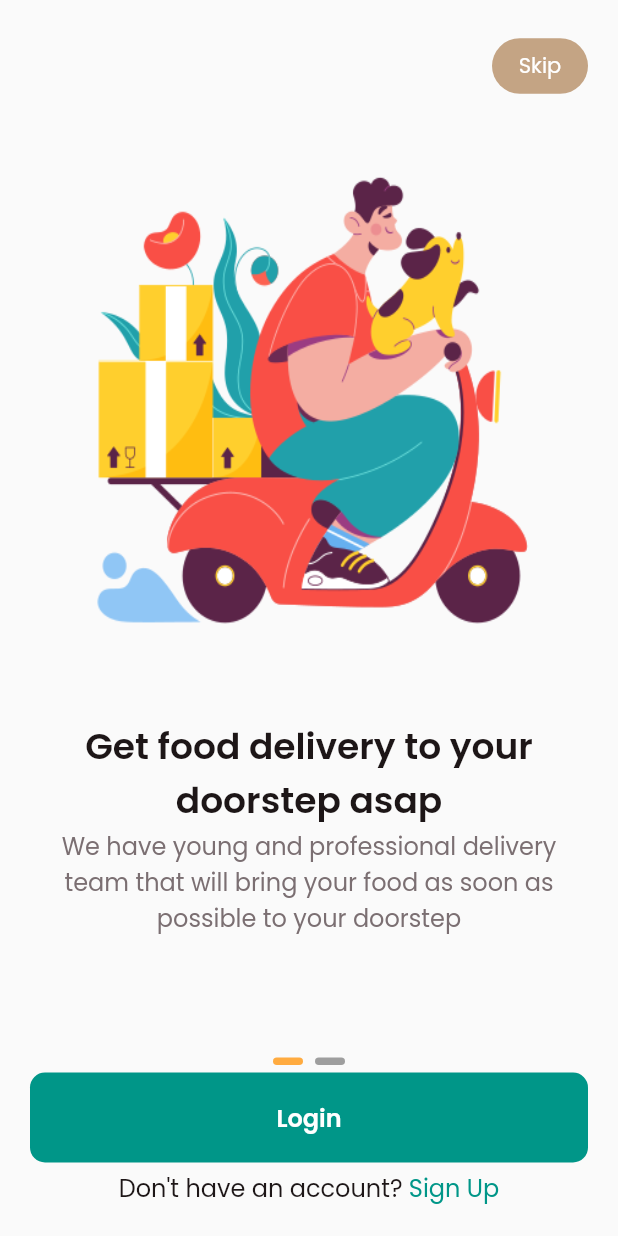
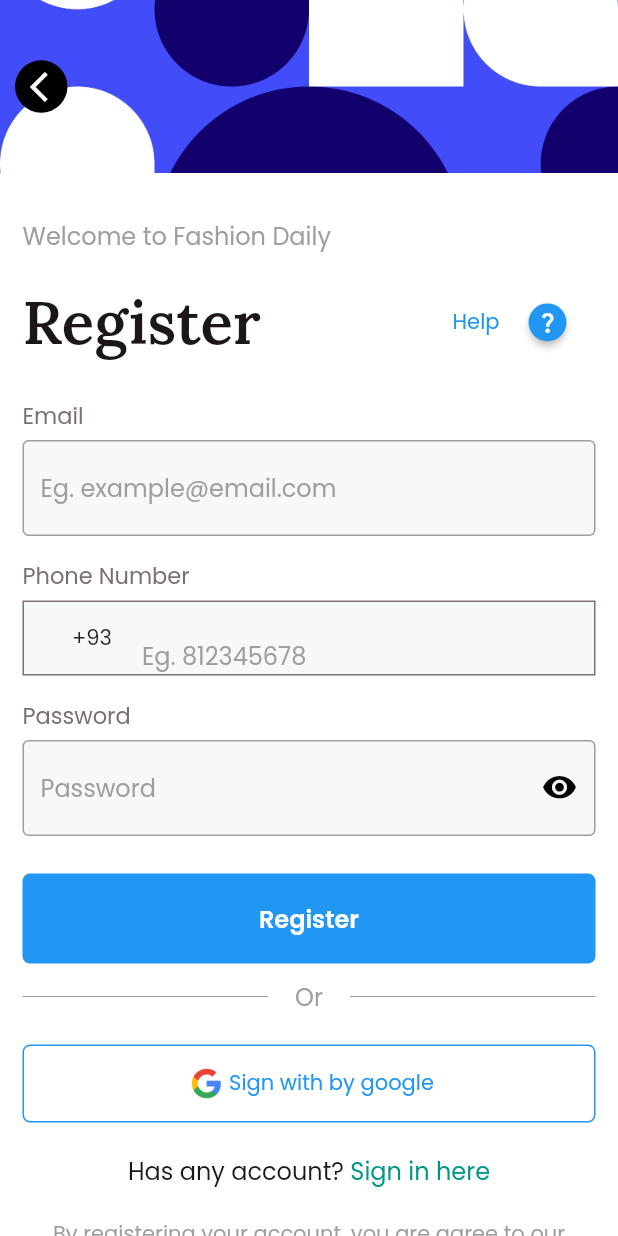
Before and after one commit to MAHMOUD3098/Algoriza_task1, a Flutter app: the screen it shows after launch, on a phone screen of 412 x 824 dp. Run offline on Flutter 3.47's test engine with Material 2 defaults, Android fonts, the phone set to English and light mode, and no system bars; drawn by our look-alikes of intl_phone_number_input, smooth_page_indicator; our stand-ins replace hexcolor; statements that could not run were skipped.

Commit message:
implemented register screen

```diff
--- a/lib/main.dart
+++ b/lib/main.dart
@@ -1,4 +1,4 @@
-import 'package:algoriza_task1/modules/onborading/onboarding_screen.dart';
+import 'package:algoriza_task1/modules/register/register_screen.dart';
 import 'package:flutter/material.dart';
 
 void main() {
@@ -18,7 +18,7 @@
         primarySwatch: Colors.blue,
         fontFamily: 'Poppins',
       ),
-      home: OnBoardingScreen(),
+      home: RegisterScreen(),
     );
   }
 }
--- a/lib/modules/onborading/onboarding_screen.dart
+++ b/lib/modules/onboarding/onboarding_screen.dart
@@ -18,6 +18,7 @@
   OnBoardingScreen({Key? key}) : super(key: key);
 
   final PageController onBoardingPageController = PageController();
+  String onBoardingButtonText = 'Next';
 
   final List<BoardingModel> boardingModels = [
     BoardingModel(
@@ -66,7 +67,11 @@
                   controller: onBoardingPageController,
                   itemCount: 2,
                   physics: const BouncingScrollPhysics(),
-                  onPageChanged: (int index) {},
+                  onPageChanged: (int index) {
+                    if (index == boardingModels.length - 1) {
+                      onBoardingButtonText = 'Login';
+                    }
+                  },
                   itemBuilder: (context, index) {
                     return OnBoardingScreenItem(
                       boardingModel: boardingModels[index],
@@ -89,7 +94,7 @@
               const SizedBox(
                 height: 5,
               ),
-              const CustomTextButton(text: 'Login'),
+              const CustomTextButton(text: 'onBoardingButtonText', onPressed: null),
               const SizedBox(
                 height: 5,
               ),
--- /dev/null
+++ b/lib/modules/register/register_screen.dart
@@ -0,0 +1,231 @@
+// ignore_for_file: sized_box_for_whitespace
+
+import 'package:algoriza_task1/shared/components/components.dart';
+import 'package:algoriza_task1/shared/components/paths.dart';
+import 'package:algoriza_task1/shared/styles/colors.dart';
+import 'package:algoriza_task1/shared/styles/styles.dart';
+import 'package:flutter/material.dart';
+
+class RegisterScreen extends StatelessWidget {
+  RegisterScreen({Key? key}) : super(key: key);
+
+  final registrationFormKey = GlobalKey<FormState>();
+  final TextEditingController emailController = TextEditingController();
+  final TextEditingController phoneNumberController = TextEditingController();
+  final TextEditingController passwordController = TextEditingController();
+
+  @override
+  Widget build(BuildContext context) {
+    return Scaffold(
+      backgroundColor: whiteColor,
+      body: SafeArea(
+        child: SingleChildScrollView(
+          physics: const BouncingScrollPhysics(),
+          child: Column(
+            crossAxisAlignment: CrossAxisAlignment.start,
+            children: [
+              Container(
+                width: double.infinity,
+                height: MediaQuery.of(context).size.height * .14,
+                child: Stack(
+                  children: [
+                    Image.asset(
+                      Paths.backgroundImage,
+                      width: double.infinity,
+                      fit: BoxFit.fitWidth,
+                    ),
+                    Padding(
+                      padding: const EdgeInsets.symmetric(horizontal: 10),
+                      child: Align(
+                        alignment: Alignment.centerLeft,
+                        child: Container(
+                          padding: const EdgeInsets.symmetric(horizontal: 10),
+                          decoration: const BoxDecoration(
+                            color: Colors.black,
+                            shape: BoxShape.circle,
+                          ),
+                          width: 35,
+                          height: 35,
+                          child: Icon(
+                            Icons.arrow_back_ios,
+                            color: whiteColor,
+                          ),
+                        ),
+                      ),
+                    )
+                  ],
+                ),
+              ),
+              const SizedBox(
+                height: 10,
+              ),
+              Padding(
+                padding: const EdgeInsets.symmetric(
+                  horizontal: 15,
+                  vertical: 20,
+                ),
+                child: Form(
+                  key: registrationFormKey,
+                  child: Column(
+                    crossAxisAlignment: CrossAxisAlignment.stretch,
+                    children: [
+                      Text(
+                        'Welcome to Fashion Daily',
+                        style: descriptionTextStyle.copyWith(color: Colors.grey),
+                      ),
+                      const SizedBox(
+                        height: 20,
+                      ),
+                      Row(
+                        mainAxisAlignment: MainAxisAlignment.spaceBetween,
+                        children: [
+                          Text(
+                            'Register',
+                            style: descriptionTextStyle.copyWith(
+                              fontSize: 40,
+                              fontFamily: 'Lora',
+                              fontWeight: FontWeight.w700,
+                            ),
+                          ),
+                          Row(
+                            children: [
+                              const Text(
+                                'Help',
+                                style: TextStyle(
+                                  color: Colors.blue,
+                                ),
+                              ),
+                              Transform.scale(
+                                scale: 0.7,
+                                child: ElevatedButton(
+                                  style: ElevatedButton.styleFrom(
+                                    shape: const CircleBorder(),
+                                  ),
+                                  child: const Icon(
+                                    Icons.question_mark_outlined,
+                                  ),
+                                  onPressed: () {},
+                                ),
+                              ),
+                            ],
+                          )
+                        ],
+                      ),
+                      const SizedBox(
+                        height: 10,
+                      ),
+                      CustomTextFormField(
+                        label: 'Email',
+                        controller: emailController,
+                        type: TextInputType.emailAddress,
+                        validate: (String? val) {},
+                        placeHolder: 'Eg. example@email.com',
+                      ),
+                      const CustomCountryCodePicker(),
+                      CustomTextFormField(
+                        label: 'Password',
+                        controller: emailController,
+                        type: TextInputType.emailAddress,
+                        validate: (String? val) {},
+                        placeHolder: 'Password',
+                        isPassword: true,
+                        suffixIcon: const Icon(
+                          Icons.visibility_rounded,
+                          color: Colors.black,
+                        ),
+                        suffixIconPressed: () {},
+                      ),
+                      const SizedBox(
+                        height: 10,
+                      ),
+                      CustomTextButton(
+                        text: 'Register',
+                        onPressed: () {},
+                        color: Colors.blue,
+                      ),
+                      const SizedBox(
+                        height: 10,
+                      ),
+                      Row(
+                        children: [
+                          const Expanded(
+                            flex: 3,
+                            child: Divider(
+                              color: Colors.grey,
+                            ),
+                          ),
+                          Expanded(
+                            child: Text(
+                              'Or',
+                              textAlign: TextAlign.center,
+                              style: descriptionTextStyle.copyWith(color: Colors.grey),
+                            ),
+                          ),
+                          const Expanded(
+                            flex: 3,
+                            child: Divider(
+                              color: Colors.grey,
+                            ),
+                          ),
+                        ],
+                      ),
+                      const SizedBox(
+                        height: 10,
+                      ),
+                      Center(
+                        child: CustomSocialMediaLoginButton(
+                          icon: Paths.googleImage,
+                          text: 'Sign with by google',
+                        ),
+                      ),
+                      const SizedBox(
+                        height: 10,
+                      ),
+                      Row(
+                        mainAxisAlignment: MainAxisAlignment.center,
+                        children: [
+                          Text(
+                            'Has any account? ',
+                            style: regularTextStyle,
+                          ),
+                          InkWell(
+                            splashColor: Colors.transparent,
+                            highlightColor: Colors.transparent,
+                            onTap: () {},
+                            child: Text(
+                              'Sign in here',
+                              style: regularTextStyle.copyWith(color: Colors.teal),
+                            ),
+                          ),
+                        ],
+                      ),
+                      const SizedBox(
+                        height: 20,
+                      ),
+                      const Center(
+                        child: Text(
+                          'By registering your account, you are agree to our',
+                          style: TextStyle(
+                            color: Colors.grey,
+                          ),
+                        ),
+                      ),
+                      const Center(
+                        child: Text(
+                          'terms and conditions',
+                          style: TextStyle(
+                            color: Colors.blue,
+                          ),
+                        ),
+                      ),
+                    ],
+                  ),
+                ),
+              )
+            ],
+          ),
+        ),
+      ),
+    );
+  }
+}
--- a/lib/shared/components/components.dart
+++ b/lib/shared/components/components.dart
@@ -1,7 +1,8 @@
-import 'package:algoriza_task1/modules/onborading/onboarding_screen.dart';
+import 'package:algoriza_task1/modules/onboarding/onboarding_screen.dart';
 import 'package:algoriza_task1/shared/styles/colors.dart';
 import 'package:algoriza_task1/shared/styles/styles.dart';
 import 'package:flutter/material.dart';
+import 'package:intl_phone_number_input/intl_phone_number_input.dart';
 
 class OnBoardingScreenItem extends StatelessWidget {
   final BoardingModel boardingModel;
@@ -39,13 +40,18 @@
   }
 }
 
-class CustomTextButton extends StatelessWidget {
+class CustomTextButton extends StatefulWidget {
   final String text;
   final void Function()? onPressed;
   final Color? color;
 
-  const CustomTextButton({Key? key, required this.text, this.onPressed, this.color}) : super(key: key);
+  const CustomTextButton({Key? key, required this.text, required this.onPressed, this.color}) : super(key: key);
 
+  @override
+  State<CustomTextButton> createState() => _CustomTextButtonState();
+}
+
+class _CustomTextButtonState extends State<CustomTextButton> {
   @override
   Widget build(BuildContext context) {
     return Ink(
@@ -56,21 +62,195 @@
               vertical: 18,
             ),
           ),
-          backgroundColor: MaterialStateProperty.all(color ?? Colors.teal),
+          backgroundColor: MaterialStateProperty.all(widget.color ?? Colors.teal),
           shape: MaterialStateProperty.all<RoundedRectangleBorder>(
             RoundedRectangleBorder(
-              borderRadius: BorderRadius.circular(10),
+              borderRadius: BorderRadius.circular(5),
             ),
           ),
         ),
         onPressed: () {
-          onPressed;
+          widget.onPressed;
         },
         child: Text(
-          text,
+          widget.text,
           style: TextStyle(color: whiteColor, fontSize: 16, fontWeight: FontWeight.bold),
         ),
       ),
     );
   }
 }
+
+class CustomTextFormField extends StatelessWidget {
+  final TextEditingController? controller;
+  final TextInputType? type;
+  final Function()? onTap;
+  final String? Function(String?)? validate;
+  final String? placeHolder;
+  final double? verticalPadding;
+  final Icon? suffixIcon;
+  final Function()? suffixIconPressed;
+  final bool isPassword;
+  final String label;
+
+  CustomTextFormField({
+    Key? key,
+    required this.controller,
+    required this.validate,
+    required this.label,
+    this.type,
+    this.placeHolder,
+    this.onTap,
+    this.verticalPadding,
+    this.suffixIcon,
+    this.suffixIconPressed,
+    this.isPassword = false,
+  }) : super(key: key);
+
+  @override
+  Widget build(BuildContext context) {
+    return Padding(
+      padding: EdgeInsets.symmetric(
+        vertical: verticalPadding ?? 15,
+      ),
+      child: Column(
+        crossAxisAlignment: CrossAxisAlignment.start,
+        children: [
+          Text(
+            label,
+            style: descriptionTextStyle.copyWith(
+              color: gray_1,
+              fontSize: 15,
+            ),
+          ),
+          const SizedBox(
+            height: 5,
+          ),
+          TextFormField(
+            controller: controller,
+            keyboardType: type,
+            obscureText: isPassword,
+            validator: validate,
+            onTap: onTap,
+            decoration: InputDecoration(
+              hintText: placeHolder,
+              hintStyle: descriptionTextStyle.copyWith(color: Colors.grey),
+              enabledBorder: const OutlineInputBorder(
+                borderSide: BorderSide(width: 1, color: Colors.grey),
+              ),
+              focusedBorder: const OutlineInputBorder(
+                borderSide: BorderSide(width: 1, color: Colors.grey),
+              ),
+              filled: true,
+              fillColor: borderColor,
+              suffixIcon: suffixIcon == null
+                  ? null
+                  : InkWell(
+                      onTap: suffixIconPressed,
+                      child: suffixIcon,
+                    ),
+            ),
+          ),
+        ],
+      ),
+    );
+  }
+}
+
+class CustomCountryCodePicker extends StatelessWidget {
+  const CustomCountryCodePicker({Key? key}) : super(key: key);
+
+  @override
+  Widget build(BuildContext context) {
+    return Column(
+      crossAxisAlignment: CrossAxisAlignment.start,
+      children: [
+        Text(
+          'Phone Number',
+          style: descriptionTextStyle.copyWith(
+            color: gray_1,
+            fontSize: 15,
+          ),
+        ),
+        const SizedBox(
+          height: 5,
+        ),
+        Container(
+          decoration: BoxDecoration(
+            color: borderColor,
+            border: Border.all(color: greyColor),
+          ),
+          child: InternationalPhoneNumberInput(
+            initialValue: PhoneNumber(
+              isoCode: PhoneNumber.getISO2CodeByPrefix('+81'),
+            ),
+            keyboardType: TextInputType.phone,
+            onInputChanged: (PhoneNumber number) {},
+            selectorConfig: const SelectorConfig(
+              selectorType: PhoneInputSelectorType.DIALOG,
+              showFlags: false,
+              trailingSpace: false,
+              useEmoji: false,
+            ),
+            inputDecoration: InputDecoration.collapsed(
+              hintText: 'Eg. 812345678',
+              hintStyle: descriptionTextStyle.copyWith(
+                color: Colors.grey,
+              ),
+            ),
+          ),
+        ),
+      ],
+    );
+  }
+}
+
+class CustomSocialMediaLoginButton extends StatelessWidget {
+  final String icon;
+  final String text;
+  final Color? color;
+
+  const CustomSocialMediaLoginButton({
+    Key? key,
+    required this.icon,
+    required this.text,
+    this.color,
+  }) : super(key: key);
+
+  @override
+  Widget build(BuildContext context) {
+    return Padding(
+      padding: const EdgeInsets.symmetric(vertical: 10),
+      child: InkWell(
+        onTap: () {},
+        child: Container(
+          padding: const EdgeInsets.symmetric(vertical: 10),
+          decoration: BoxDecoration(
+            color: color ?? whiteColor,
+            borderRadius: BorderRadius.circular(5),
+            border: Border.all(
+              width: 1,
+              color: Colors.blue,
+            ),
+          ),
+          child: Row(
+            mainAxisAlignment: MainAxisAlignment.center,
+            children: [
+              Image.asset(
+                icon,
+                width: 30,
+                height: 30,
+              ),
+              Text(
+                text,
+                style: const TextStyle(
+                  color: Colors.blue,
+                ),
+              ),
+            ],
+          ),
+        ),
+      ),
+    );
+  }
+}
--- a/lib/shared/components/paths.dart
+++ b/lib/shared/components/paths.dart
@@ -1,4 +1,6 @@
 class Paths {
   static String onBoarding_1 = 'assets/images/onboarding_1.png';
   static String onBoarding_2 = 'assets/images/onboarding_2.png';
+  static String backgroundImage = 'assets/images/background.jpg';
+  static String googleImage = 'assets/images/google.png';
 }
--- a/lib/shared/styles/colors.dart
+++ b/lib/shared/styles/colors.dart
@@ -4,3 +4,9 @@
 HexColor whiteColor = HexColor("#FFFFFF");
 
 HexColor greyColor = HexColor("#7B6F72");
+
+HexColor gray_1 = HexColor('#7B6F72');
+HexColor gray_2 = HexColor("#ADA4A5");
+HexColor gray_3 = HexColor("#DDDADA");
+
+HexColor borderColor = HexColor("#F7F8F8");
```
Also changed, not shown: pubspec.yaml (+7 -0 lines), assets/fonts/Lora-Bold.ttf (added), assets/fonts/Lora-BoldItalic.ttf (added), assets/fonts/Lora-Italic-VariableFont_wght.ttf (added), assets/fonts/Lora-Italic.ttf (added), assets/fonts/Lora-Medium.ttf (added), assets/fonts/Lora-MediumItalic.ttf (added), assets/fonts/Lora-Regular.ttf (added), assets/fonts/Lora-SemiBold.ttf (added), assets/fonts/Lora-SemiBoldItalic.ttf (added), assets/fonts/Lora-VariableFont_wght.ttf (added), assets/images/background.jpg (added), assets/images/google.png (added), pubspec.lock.
